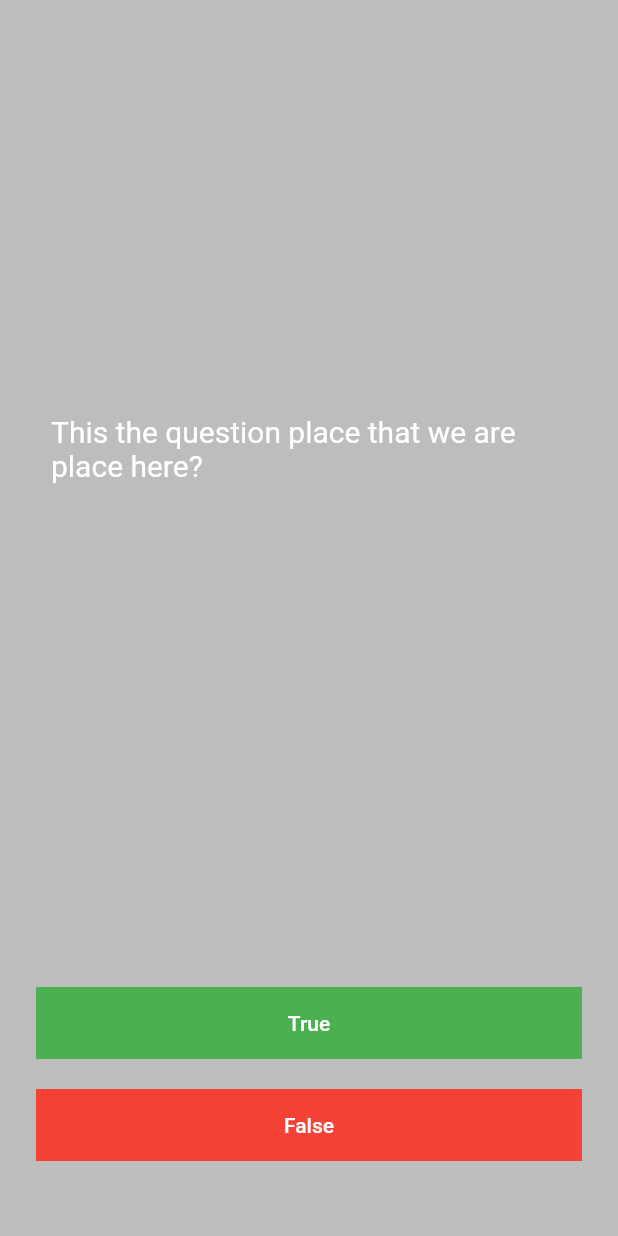
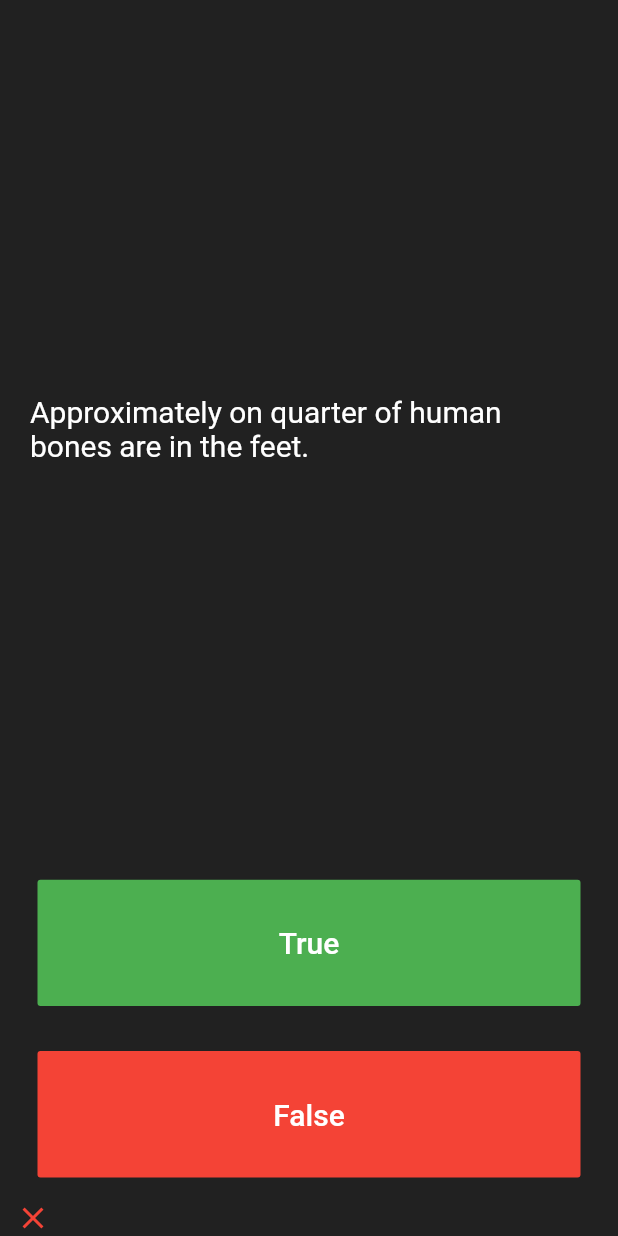
Before and after one commit to saiful2396/quizzler, a Flutter app: the screen it shows after launch, after a tap on "True", on a phone screen of 412 x 824 dp. Run offline on Flutter 3.47's test engine with Material 2 defaults, Android fonts, the phone set to English and light mode, and no system bars; our stand-ins replace rflutter_alert.

Commit message:
to do update

```diff
--- a/lib/main.dart
+++ b/lib/main.dart
@@ -1,5 +1,9 @@
 import 'package:flutter/cupertino.dart';
 import 'package:flutter/material.dart';
+import 'package:quizzler/quiz_brain.dart';
+import 'package:rflutter_alert/rflutter_alert.dart';
+
+QuizBrain quizBrain = QuizBrain();
 
 void main() => runApp(MyApp());
 
@@ -7,7 +11,13 @@ class MyApp extends StatelessWidget {
   @override
   Widget build(BuildContext context) {
     return MaterialApp(
-      home: QuizScreen(),
+      home: Scaffold(
+          backgroundColor: Colors.grey.shade900,
+          body: SafeArea(
+              child: Padding(
+            padding: const EdgeInsets.symmetric(horizontal: 10),
+            child: QuizScreen(),
+          ))),
     );
   }
 }
@@ -18,42 +28,108 @@ class QuizScreen extends StatefulWidget {
 }
 
 class _QuizScreenState extends State<QuizScreen> {
+
+  List<Icon> scoreKeeper = [];
+
+  void checkAnswer(bool userPickedAnswer) {
+    bool correctAnswer = quizBrain.getCorrectAnswer();
+    setState(() {
+      if(quizBrain.isFinished() == true){
+        Alert(
+          context: context,
+          title: "Finished!",
+          desc: "You've reached the end of the quiz.",
+          buttons: [
+            DialogButton(
+              child: Text(
+                "cancel",
+                style: TextStyle(color: Colors.white, fontSize: 20),
+              ),
+              onPressed: () => Navigator.pop(context),
+              width: 120,
+            )
+          ],
+        ).show();
+        quizBrain.reset();
+        scoreKeeper = [];
+      } else if (userPickedAnswer == correctAnswer) {
+        scoreKeeper.add(Icon(Icons.check, color: Colors.green));
+      } else {
+        scoreKeeper.add(Icon(Icons.close, color: Colors.red));
+      }
+      quizBrain.nextQuestion();
+    });
+  }
+
+  void isFinished(context){
+    Alert(
+      context: context,
+      title: "Finished!",
+      desc: "You've reached the end of the quiz.",
+      buttons: [
+        DialogButton(
+          child: Text(
+            "cancel",
+            style: TextStyle(color: Colors.white, fontSize: 20),
+          ),
+          onPressed: () => Navigator.pop(context),
+          width: 120,
+        )
+      ],
+    ).show();
+  }
+
   @override
   Widget build(BuildContext context) {
-    return Scaffold(
-      backgroundColor: Colors.black26,
-      body: Container(
-        margin: EdgeInsets.symmetric(horizontal: 24),
-        child: Column(
+    return Column(
+      mainAxisAlignment: MainAxisAlignment.spaceBetween,
       crossAxisAlignment: CrossAxisAlignment.stretch,
       children: [
         Expanded(
-              flex: 10,
+          flex: 5,
           child: Padding(
             padding: const EdgeInsets.all(10.0),
             child: Center(
-                  child: Text('This the question place that we are place here?',
-                  style: TextStyle(color: Colors.white, fontSize: 20),),
+              child: Text(
+                // for update questions from List
+                quizBrain.getQuestionText(),
+                style: TextStyle(color: Colors.white, fontSize: 20),
               ),
             ),
           ),
-            Spacer(),
-            Container(
+        ),
+        Expanded(
+          child: Padding(
+            padding: const EdgeInsets.all(15.0),
+            child: FlatButton(
                 color: Colors.green,
-              child: FlatButton(onPressed:()=>null,
-                  child: Text('True',style: TextStyle(color: Colors.white),)),
-            ),
-            SizedBox(height: 20,),
-            Container(
-              color: Colors.red,
-              child: FlatButton(
-                  onPressed: ()=> null,
-                  child: Text('False',style: TextStyle(color: Colors.white),)),
-            ),
-            SizedBox(height: 50,)
-          ],
+                onPressed: () {
+                  checkAnswer(true);
+                },
+                child: Text(
+                  'True',
+                  style: TextStyle(fontSize: 20, color: Colors.white),
+                )),
           ),
         ),
+        Expanded(
+          child: Padding(
+            padding: const EdgeInsets.all(15.0),
+            child: FlatButton(
+                color: Colors.red,
+                onPressed: () {
+                  checkAnswer(false);
+                },
+                child: Text(
+                  'False',
+                  style: TextStyle(fontSize: 20, color: Colors.white),
+                )),
+          ),
+        ),
+        Row(
+          children: scoreKeeper,
+        ),
+      ],
     );
   }
 }
--- /dev/null
+++ b/lib/question.dart
@@ -0,0 +1,6 @@
+class Questions {
+  String questionText;
+  bool questionAnswer;
+
+  Questions(this.questionText, this.questionAnswer);
+}
--- /dev/null
+++ b/lib/quiz_brain.dart
@@ -0,0 +1,46 @@
+import 'package:quizzler/question.dart';
+
+class QuizBrain {
+  int _questionNumber = 0;
+  List<Questions> _questionBank = [
+    Questions('You can lead a cow down stairs but not up  stairs.', false),
+    Questions('Approximately on quarter of human bones are in the feet.', true),
+    Questions('A slug\'s blood is green.', true),
+    Questions('Some cats are actually allergic to human', true),
+    Questions('Buzz Aldrin\'s mother\'s maiden name was \"Moon\".',true),
+    Questions('It is illegal to pee in the Ocean in Portugal.',true),
+    Questions('No piece of square dry page can be folded in half more than 7 times.',false),
+    Questions('In London, UK, if you happen to die in the house of Parliament, you are technically'
+        'entitled to a state funeral, because the building is considered too sacred a place.',true),
+    Questions('The loudest sound produced by any animal is 188 decibels. that animal is the African Elephant',false),
+    Questions('The total surface area of two human lungs is approximately 70 square meter',true),
+    Questions('Google was originally called\"Backrub\".',true),
+    Questions('Chocolate affects a dog\'s heart and nerves system; a few ounce are enough to kill a small dog.',true),
+    Questions('In west Verginia USA, if you accidentally hit an animal with your car, you are free to take it home to eat.',true),
+  ];
+
+  void nextQuestion(){
+    if(_questionNumber < _questionBank.length - 1){
+      _questionNumber++;
+    }
+  }
+
+  String getQuestionText(){
+    return _questionBank[_questionNumber].questionText;
+  }
+  bool getCorrectAnswer(){
+    return _questionBank[_questionNumber].questionAnswer;
+  }
+
+  bool isFinished(){
+    if(_questionNumber >= _questionBank.length - 1){
+      return true;
+    }else{
+      return false;
+    }
+  }
+
+  void reset(){
+    _questionNumber = 0;
+  }
+}
```
Also changed, not shown: pubspec.yaml (+2 -53 lines), pubspec.lock. Lines whose indentation alone changed are shown as unchanged.
